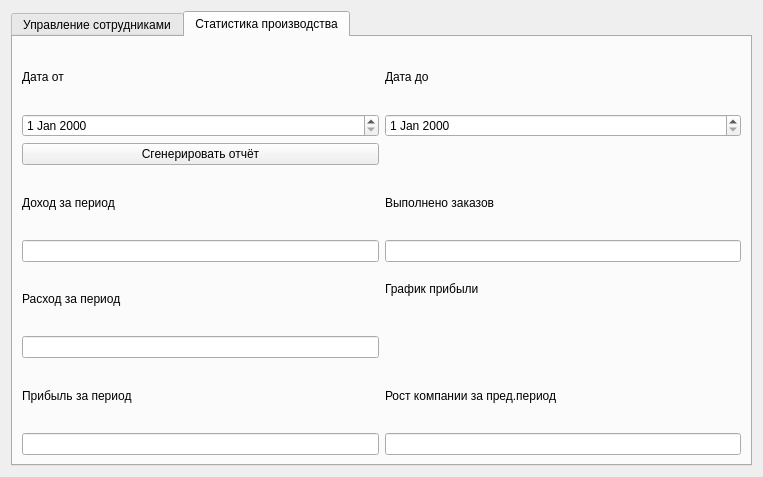
Old version of the form administrator.ui in the repository JustEngineerLGTM/PPS2.
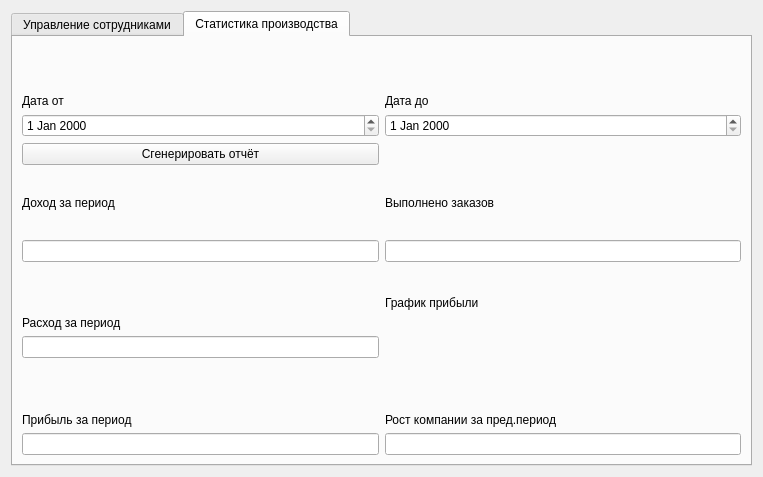
New version of the form. The open tabs and pages were chosen to show the change. Custom widgets are drawn as their Qt base class.

What changed in the file:
```diff
--- a/administrator.ui
+++ b/administrator.ui
@@ -362,6 +362,9 @@
            <property name="text">
             <string>Дата от</string>
            </property>
+           <property name="alignment">
+            <set>Qt::AlignmentFlag::AlignBottom|Qt::AlignmentFlag::AlignLeading|Qt::AlignmentFlag::AlignLeft</set>
+           </property>
           </widget>
          </item>
          <item>
@@ -376,6 +379,9 @@
            <property name="text">
             <string>Дата до</string>
            </property>
+           <property name="alignment">
+            <set>Qt::AlignmentFlag::AlignBottom|Qt::AlignmentFlag::AlignLeading|Qt::AlignmentFlag::AlignLeft</set>
+           </property>
           </widget>
          </item>
          <item>
@@ -433,6 +439,9 @@
            <property name="text">
             <string>Расход за период</string>
            </property>
+           <property name="alignment">
+            <set>Qt::AlignmentFlag::AlignBottom|Qt::AlignmentFlag::AlignLeading|Qt::AlignmentFlag::AlignLeft</set>
+           </property>
           </widget>
          </item>
          <item>
@@ -451,6 +460,9 @@
            <property name="text">
             <string>График прибыли</string>
            </property>
+           <property name="alignment">
+            <set>Qt::AlignmentFlag::AlignBottom|Qt::AlignmentFlag::AlignLeading|Qt::AlignmentFlag::AlignLeft</set>
+           </property>
           </widget>
          </item>
          <item>
@@ -465,6 +477,9 @@
            <property name="text">
             <string>Прибыль за период</string>
            </property>
+           <property name="alignment">
+            <set>Qt::AlignmentFlag::AlignBottom|Qt::AlignmentFlag::AlignLeading|Qt::AlignmentFlag::AlignLeft</set>
+           </property>
           </widget>
          </item>
          <item>
@@ -483,6 +498,9 @@
            <property name="text">
             <string>Рост компании за пред.период</string>
            </property>
+           <property name="alignment">
+            <set>Qt::AlignmentFlag::AlignBottom|Qt::AlignmentFlag::AlignLeading|Qt::AlignmentFlag::AlignLeft</set>
+           </property>
           </widget>
          </item>
          <item>
```
Left out of the diff: 2 changed lines with no effect on the pictures.
